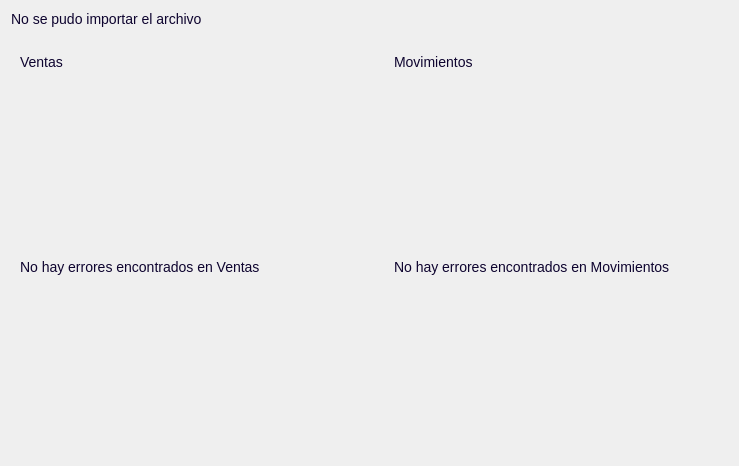
Above: app/ui/dashboard/qdialog/ExcelErrors.ui from Brando-1510/Proyecto-Integrador-2.0 before the change. Below: the same form after it.
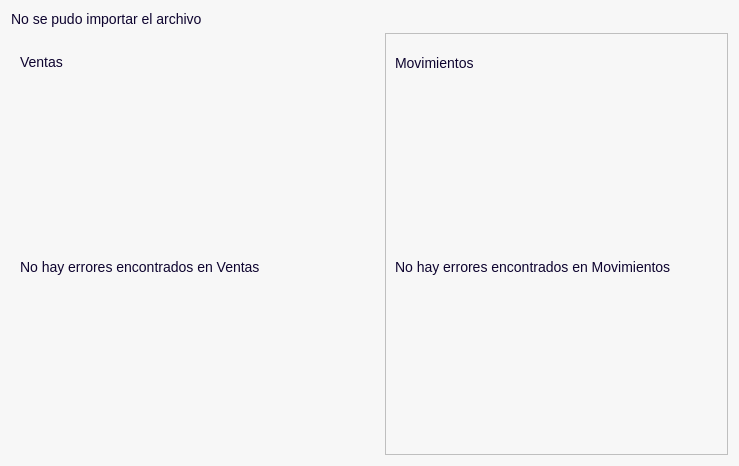
That is the form after the change.

Diff of the .ui file:
```diff
--- a/app/ui/dashboard/qdialog/ExcelErrors.ui
+++ b/app/ui/dashboard/qdialog/ExcelErrors.ui
@@ -14,7 +14,10 @@
    <string>Dialog</string>
   </property>
   <property name="styleSheet">
-   <string notr="true">Dialog{
+   <string notr="true">QDialog{
+background-color:#f7f7f7;
+}
+QWidget{
 background-color:#f7f7f7;
 }
 QLabel{
@@ -199,10 +202,9 @@
 	border-radius:0px;
 }
 
-/* Widget que está dentro del ScrollArea */
-/*QScrollArea &gt; QWidget &gt; QWidget {
-    background-color: #F9F9FC;
-}*/
+QScrollArea &gt; QWidget &gt; QWidget {
+    background-color: #f7f7f7;
+}
 
 /* Scrollbar vertical */
 QScrollBar:vertical {
```
